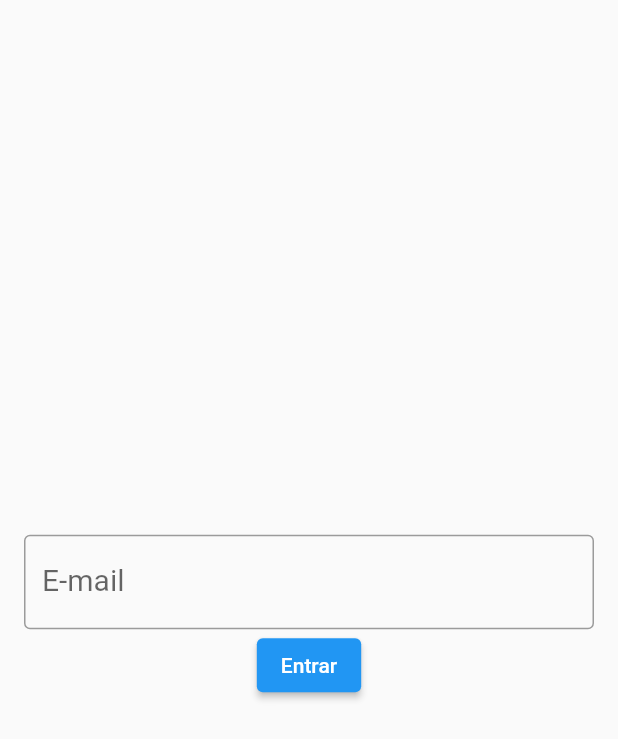
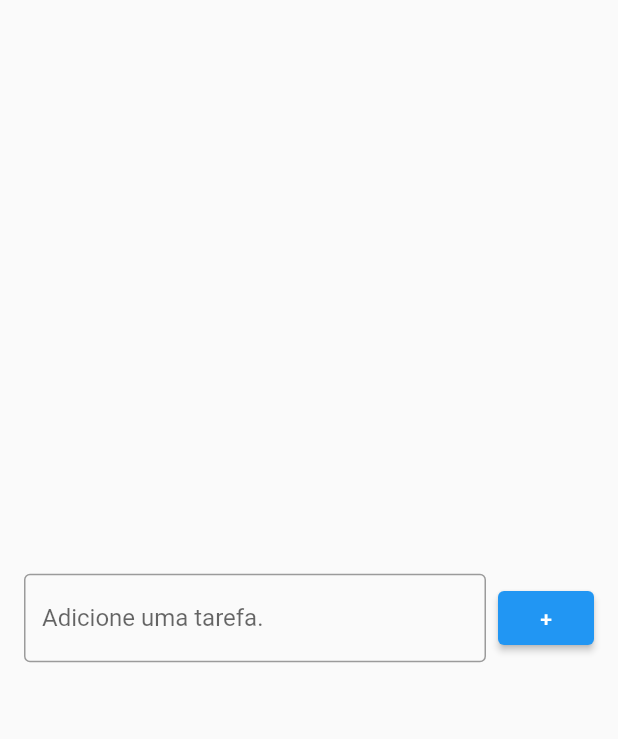
Before and after one commit to William-Schwarz/Lista-de-Tarefas, a Flutter app: the screen it shows after launch, on a phone screen of 412 x 824 dp. Shown: the top 739 px of the screen. Run offline on Flutter 3.47's test engine with Material 2 defaults, Android fonts, the phone set to English and light mode, and no system bars.

Commit message:
adicionar tarefa

```diff
--- a/lista_tarefas/lib/main.dart
+++ b/lista_tarefas/lib/main.dart
@@ -10,7 +10,7 @@ class MyApp extends StatelessWidget {
 
   @override
   Widget build(BuildContext context) {
-    return MaterialApp(
+    return const MaterialApp(
       home: ListaTarefasPage(),
     );
   }
--- a/lista_tarefas/lib/pages/lista_tarefas_page.dart
+++ b/lista_tarefas/lib/pages/lista_tarefas_page.dart
@@ -1,9 +1,7 @@
 import 'package:flutter/material.dart';
 
 class ListaTarefasPage extends StatelessWidget {
-  ListaTarefasPage({super.key});
-
-  final TextEditingController emailController = TextEditingController();
+  const ListaTarefasPage({super.key});
 
   @override
   Widget build(BuildContext context) {
@@ -11,24 +9,21 @@ class ListaTarefasPage extends StatelessWidget {
       body: Center(
         child: Padding(
           padding: const EdgeInsets.symmetric(horizontal: 16),
-          child: Column(
-            mainAxisSize: MainAxisSize.min,
+          child: Row(
             children: [
-              TextField(
-                controller: emailController,
-                decoration: const InputDecoration(
-                  labelText: 'E-mail',
-                  hintText: 'exemplo@gmail.com',
-                  border: OutlineInputBorder(),
-                ),
-                keyboardType: TextInputType.emailAddress,
-                style: const TextStyle(
-                  fontSize: 20,
+              const Expanded(
+                child: TextField(
+                  decoration: InputDecoration(
+                    border: OutlineInputBorder(),
+                    labelText: 'Adicione uma tarefa.',
+                    hintText: 'Ex: Estudar Flutter',
+                  ),
                 ),
               ),
+              const SizedBox(width: 8),
               ElevatedButton(
-                onPressed: login,
-                child: const Text('Entrar'),
+                onPressed: () {},
+                child: const Text('+'),
               ),
             ],
           ),
@@ -36,9 +31,4 @@ class ListaTarefasPage extends StatelessWidget {
       ),
     );
   }
-
-  void login() {
-    String text = emailController.text;
-    print(text);
-  }
 }
```
